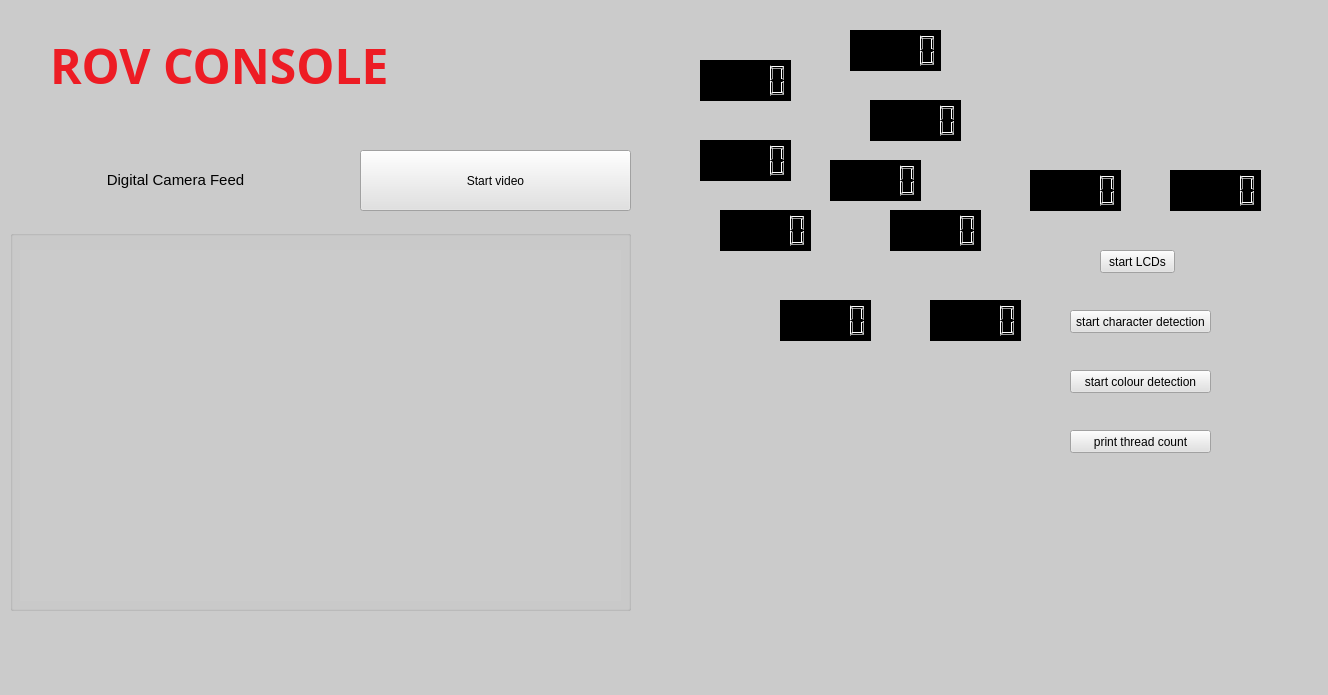
Naman311/ReconSubsea, file GUI/simple111.ui: the form before one commit.
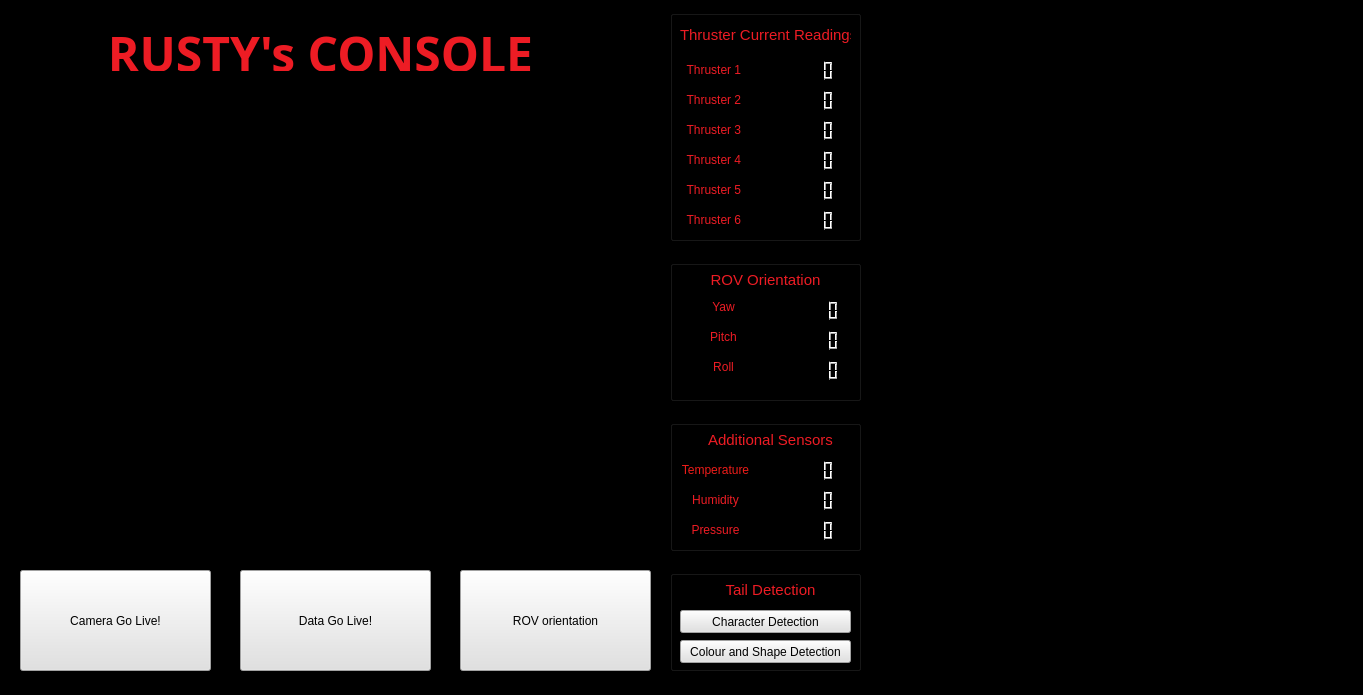
The form after the commit. Icons and pictures are not drawn.

What changed in the file:
```diff
--- a/GUI/simple111.ui
+++ b/GUI/simple111.ui
@@ -6,151 +6,258 @@
    <rect>
     <x>0</x>
     <y>0</y>
-    <width>1328</width>
+    <width>1363</width>
     <height>695</height>
    </rect>
   </property>
+  <property name="font">
+   <font>
+    <family>Magneto</family>
+    <weight>75</weight>
+    <bold>true</bold>
+   </font>
+  </property>
   <property name="windowTitle">
    <string>MainWindow</string>
   </property>
   <property name="styleSheet">
    <string notr="true">
-background-color: rgb(203, 203, 203);</string>
+background-color: rgb(0, 0, 0);</string>
   </property>
   <widget class="QWidget" name="centralwidget">
-   <widget class="QGroupBox" name="groupBox">
-    <property name="geometry">
-     <rect>
-      <x>10</x>
-      <y>230</y>
-      <width>621</width>
-      <height>381</height>
-     </rect>
-    </property>
-    <property name="sizePolicy">
-     <sizepolicy hsizetype="Preferred" vsizetype="Preferred">
-      <horstretch>0</horstretch>
-      <verstretch>0</verstretch>
-     </sizepolicy>
-    </property>
-    <property name="title">
-     <string/>
-    </property>
-    <widget class="QWidget" name="ImgWidget" native="true">
-     <property name="geometry">
-      <rect>
-       <x>10</x>
-       <y>20</y>
-       <width>601</width>
-       <height>351</height>
-      </rect>
-     </property>
-    </widget>
-   </widget>
    <widget class="QPushButton" name="startButton">
     <property name="geometry">
      <rect>
-      <x>360</x>
-      <y>150</y>
-      <width>271</width>
-      <height>61</height>
+      <x>20</x>
+      <y>570</y>
+      <width>191</width>
+      <height>101</height>
      </rect>
     </property>
     <property name="styleSheet">
      <string notr="true">background-color: rgb(225, 225, 225);</string>
     </property>
     <property name="text">
-     <string>Start video</string>
+     <string>Camera Go Live!</string>
     </property>
    </widget>
-   <widget class="QPushButton" name="pushButton">
+   <widget class="QGroupBox" name="groupBox_2">
     <property name="geometry">
      <rect>
-      <x>1100</x>
-      <y>250</y>
-      <width>75</width>
-      <height>23</height>
-     </rect>
-    </property>
-    <property name="styleSheet">
-     <string notr="true">background-color: rgb(225, 225, 225);</string>
-    </property>
-    <property name="text">
-     <string>start LCDs</string>
-    </property>
-   </widget>
-   <widget class="QLCDNumber" name="lcdNumber">
-    <property name="geometry">
-     <rect>
-      <x>1170</x>
-      <y>170</y>
-      <width>91</width>
-      <height>41</height>
-     </rect>
-    </property>
-    <property name="font">
-     <font>
-      <family>Magneto</family>
-      <weight>75</weight>
-      <bold>true</bold>
-     </font>
-    </property>
-    <property name="styleSheet">
-     <string notr="true">background-color: rgb(0, 0, 0);</string>
-    </property>
-   </widget>
-   <widget class="QPushButton" name="pushButton_2">
-    <property name="geometry">
-     <rect>
-      <x>1070</x>
-      <y>310</y>
-      <width>141</width>
-      <height>23</height>
-     </rect>
-    </property>
-    <property name="styleSheet">
-     <string notr="true">background-color: rgb(225, 225, 225);</string>
-    </property>
-    <property name="text">
-     <string>start character detection</string>
-    </property>
-   </widget>
-   <widget class="QPushButton" name="pushButton_3">
-    <property name="geometry">
-     <rect>
-      <x>1070</x>
-      <y>370</y>
-      <width>141</width>
-      <height>23</height>
-     </rect>
-    </property>
-    <property name="styleSheet">
-     <string notr="true">background-color: rgb(225, 225, 225);</string>
-    </property>
-    <property name="text">
-     <string>start colour detection</string>
-    </property>
-   </widget>
-   <widget class="QLCDNumber" name="lcdNumber_2">
-    <property name="geometry">
-     <rect>
-      <x>1030</x>
-      <y>170</y>
-      <width>91</width>
-      <height>41</height>
-     </rect>
-    </property>
-    <property name="styleSheet">
-     <string notr="true">background-color: rgb(0, 0, 0);</string>
-    </property>
-   </widget>
-   <widget class="QLabel" name="label">
-    <property name="geometry">
-     <rect>
-      <x>1020</x>
+      <x>670</x>
       <y>10</y>
-      <width>291</width>
-      <height>91</height>
+      <width>191</width>
+      <height>231</height>
+     </rect>
+    </property>
+    <property name="title">
+     <string/>
+    </property>
+    <widget class="QLCDNumber" name="lcdNumber">
+     <property name="geometry">
+      <rect>
+       <x>100</x>
+       <y>50</y>
+       <width>81</width>
+       <height>21</height>
+      </rect>
+     </property>
+     <property name="font">
+      <font>
+       <family>Magneto</family>
+       <weight>75</weight>
+       <bold>true</bold>
+      </font>
+     </property>
+     <property name="styleSheet">
+      <string notr="true">background-color: rgb(0, 0, 0);</string>
+     </property>
+    </widget>
+    <widget class="QLCDNumber" name="lcdNumber_2">
+     <property name="geometry">
+      <rect>
+       <x>100</x>
+       <y>80</y>
+       <width>81</width>
+       <height>21</height>
+      </rect>
+     </property>
+     <property name="styleSheet">
+      <string notr="true">background-color: rgb(0, 0, 0);</string>
+     </property>
+    </widget>
+    <widget class="QLCDNumber" name="lcdNumber_3">
+     <property name="geometry">
+      <rect>
+       <x>100</x>
+       <y>110</y>
+       <width>81</width>
+       <height>21</height>
+      </rect>
+     </property>
+     <property name="styleSheet">
+      <string notr="true">background-color: rgb(0, 0, 0);</string>
+     </property>
+    </widget>
+    <widget class="QLCDNumber" name="lcdNumber_4">
+     <property name="geometry">
+      <rect>
+       <x>100</x>
+       <y>140</y>
+       <width>81</width>
+       <height>21</height>
+      </rect>
+     </property>
+     <property name="styleSheet">
+      <string notr="true">background-color: rgb(0, 0, 0);</string>
+     </property>
+    </widget>
+    <widget class="QLCDNumber" name="lcdNumber_5">
+     <property name="geometry">
+      <rect>
+       <x>100</x>
+       <y>170</y>
+       <width>81</width>
+       <height>21</height>
+      </rect>
+     </property>
+     <property name="styleSheet">
+      <string notr="true">background-color: rgb(0, 0, 0);</string>
+     </property>
+    </widget>
+    <widget class="QLCDNumber" name="lcdNumber_12">
+     <property name="geometry">
+      <rect>
+       <x>100</x>
+       <y>200</y>
+       <width>81</width>
+       <height>21</height>
+      </rect>
+     </property>
+     <property name="styleSheet">
+      <string notr="true">background-color: rgb(0, 0, 0);</string>
+     </property>
+    </widget>
+    <widget class="QLabel" name="label_4">
+     <property name="geometry">
+      <rect>
+       <x>10</x>
+       <y>50</y>
+       <width>71</width>
+       <height>20</height>
+      </rect>
+     </property>
+     <property name="text">
+      <string>&lt;html&gt;&lt;head/&gt;&lt;body&gt;&lt;p&gt;&lt;span style=&quot; color:#ed1c24;&quot;&gt;Thruster 1  &lt;/span&gt;&lt;/p&gt;&lt;/body&gt;&lt;/html&gt;</string>
+     </property>
+     <property name="alignment">
+      <set>Qt::AlignCenter</set>
+     </property>
+    </widget>
+    <widget class="QLabel" name="label_5">
+     <property name="geometry">
+      <rect>
+       <x>10</x>
+       <y>80</y>
+       <width>71</width>
+       <height>20</height>
+      </rect>
+     </property>
+     <property name="text">
+      <string>&lt;html&gt;&lt;head/&gt;&lt;body&gt;&lt;p&gt;&lt;span style=&quot; color:#ed1c24;&quot;&gt;Thruster 2  &lt;/span&gt;&lt;/p&gt;&lt;/body&gt;&lt;/html&gt;</string>
+     </property>
+     <property name="alignment">
+      <set>Qt::AlignCenter</set>
+     </property>
+    </widget>
+    <widget class="QLabel" name="label_6">
+     <property name="geometry">
+      <rect>
+       <x>10</x>
+       <y>110</y>
+       <width>71</width>
+       <height>20</height>
+      </rect>
+     </property>
+     <property name="text">
+      <string>&lt;html&gt;&lt;head/&gt;&lt;body&gt;&lt;p&gt;&lt;span style=&quot; color:#ed1c24;&quot;&gt;Thruster 3 &lt;/span&gt;&lt;/p&gt;&lt;/body&gt;&lt;/html&gt;</string>
+     </property>
+     <property name="alignment">
+      <set>Qt::AlignCenter</set>
+     </property>
+    </widget>
+    <widget class="QLabel" name="label_7">
+     <property name="geometry">
+      <rect>
+       <x>10</x>
+       <y>140</y>
+       <width>71</width>
+       <height>20</height>
+      </rect>
+     </property>
+     <property name="text">
+      <string>&lt;html&gt;&lt;head/&gt;&lt;body&gt;&lt;p&gt;&lt;span style=&quot; color:#ed1c24;&quot;&gt;Thruster 4  &lt;/span&gt;&lt;/p&gt;&lt;/body&gt;&lt;/html&gt;</string>
+     </property>
+     <property name="alignment">
+      <set>Qt::AlignCenter</set>
+     </property>
+    </widget>
+    <widget class="QLabel" name="label_8">
+     <property name="geometry">
+      <rect>
+       <x>10</x>
+       <y>170</y>
+       <width>71</width>
+       <height>20</height>
+      </rect>
+     </property>
+     <property name="text">
+      <string>&lt;html&gt;&lt;head/&gt;&lt;body&gt;&lt;p&gt;&lt;span style=&quot; color:#ed1c24;&quot;&gt;Thruster 5  &lt;/span&gt;&lt;/p&gt;&lt;/body&gt;&lt;/html&gt;</string>
+     </property>
+     <property name="alignment">
+      <set>Qt::AlignCenter</set>
+     </property>
+    </widget>
+    <widget class="QLabel" name="label_9">
+     <property name="geometry">
+      <rect>
+       <x>10</x>
+       <y>200</y>
+       <width>71</width>
+       <height>20</height>
+      </rect>
+     </property>
+     <property name="text">
+      <string>&lt;html&gt;&lt;head/&gt;&lt;body&gt;&lt;p&gt;&lt;span style=&quot; color:#ed1c24;&quot;&gt;Thruster 6  &lt;/span&gt;&lt;/p&gt;&lt;/body&gt;&lt;/html&gt;</string>
+     </property>
+     <property name="alignment">
+      <set>Qt::AlignCenter</set>
+     </property>
+    </widget>
+   </widget>
+   <widget class="QLabel" name="label_10">
+    <property name="geometry">
+     <rect>
+      <x>680</x>
+      <y>20</y>
+      <width>171</width>
+      <height>31</height>
+     </rect>
+    </property>
+    <property name="text">
+     <string>&lt;html&gt;&lt;head/&gt;&lt;body&gt;&lt;p&gt;&lt;span style=&quot; font-size:11pt; color:#ed1c24;&quot;&gt;Thruster Current Readings&lt;/span&gt;&lt;/p&gt;&lt;/body&gt;&lt;/html&gt;</string>
+    </property>
+    <property name="alignment">
+     <set>Qt::AlignCenter</set>
+    </property>
+   </widget>
+   <widget class="QLabel" name="label">
+    <property name="geometry">
+     <rect>
+      <x>910</x>
+      <y>20</y>
+      <width>411</width>
+      <height>141</height>
      </rect>
     </property>
     <property name="text">
@@ -163,45 +270,190 @@
      <bool>true</bool>
     </property>
    </widget>
-   <widget class="QLabel" name="label_2">
+   <widget class="QGroupBox" name="groupBox_3">
     <property name="geometry">
      <rect>
-      <x>20</x>
-      <y>160</y>
-      <width>311</width>
-      <height>41</height>
+      <x>670</x>
+      <y>570</y>
+      <width>191</width>
+      <height>101</height>
      </rect>
     </property>
-    <property name="text">
-     <string>&lt;html&gt;&lt;head/&gt;&lt;body&gt;&lt;p&gt;&lt;span style=&quot; font-size:11pt; color:#000000;&quot;&gt;Digital Camera Feed&lt;/span&gt;&lt;/p&gt;&lt;/body&gt;&lt;/html&gt;</string>
+    <property name="title">
+     <string/>
     </property>
-    <property name="alignment">
-     <set>Qt::AlignCenter</set>
-    </property>
+    <widget class="QPushButton" name="pushButton_2">
+     <property name="geometry">
+      <rect>
+       <x>10</x>
+       <y>40</y>
+       <width>171</width>
+       <height>23</height>
+      </rect>
+     </property>
+     <property name="styleSheet">
+      <string notr="true">background-color: rgb(225, 225, 225);</string>
+     </property>
+     <property name="text">
+      <string>Character Detection</string>
+     </property>
+    </widget>
+    <widget class="QPushButton" name="pushButton_3">
+     <property name="geometry">
+      <rect>
+       <x>10</x>
+       <y>70</y>
+       <width>171</width>
+       <height>23</height>
+      </rect>
+     </property>
+     <property name="styleSheet">
+      <string notr="true">background-color: rgb(225, 225, 225);</string>
+     </property>
+     <property name="text">
+      <string>Colour and Shape Detection</string>
+     </property>
+    </widget>
+    <widget class="QLabel" name="label_11">
+     <property name="geometry">
+      <rect>
+       <x>20</x>
+       <y>10</y>
+       <width>161</width>
+       <height>20</height>
+      </rect>
+     </property>
+     <property name="text">
+      <string>&lt;html&gt;&lt;head/&gt;&lt;body&gt;&lt;p&gt;&lt;span style=&quot; font-size:11pt; color:#ed1c24;&quot;&gt;Tail Detection&lt;/span&gt;&lt;/p&gt;&lt;/body&gt;&lt;/html&gt;</string>
+     </property>
+     <property name="alignment">
+      <set>Qt::AlignCenter</set>
+     </property>
+    </widget>
    </widget>
-   <widget class="QPushButton" name="pushButton_4">
+   <widget class="QGroupBox" name="groupBox_4">
     <property name="geometry">
      <rect>
-      <x>1070</x>
-      <y>430</y>
-      <width>141</width>
-      <height>23</height>
+      <x>670</x>
+      <y>260</y>
+      <width>191</width>
+      <height>141</height>
      </rect>
     </property>
-    <property name="styleSheet">
-     <string notr="true">background-color: rgb(225, 225, 225);</string>
+    <property name="title">
+     <string/>
     </property>
-    <property name="text">
-     <string>print thread count</string>
-    </property>
+    <widget class="QLCDNumber" name="lcdNumber_6">
+     <property name="geometry">
+      <rect>
+       <x>120</x>
+       <y>40</y>
+       <width>51</width>
+       <height>21</height>
+      </rect>
+     </property>
+     <property name="styleSheet">
+      <string notr="true">background-color: rgb(0, 0, 0);</string>
+     </property>
+    </widget>
+    <widget class="QLCDNumber" name="lcdNumber_7">
+     <property name="geometry">
+      <rect>
+       <x>120</x>
+       <y>70</y>
+       <width>51</width>
+       <height>21</height>
+      </rect>
+     </property>
+     <property name="styleSheet">
+      <string notr="true">background-color: rgb(0, 0, 0);</string>
+     </property>
+    </widget>
+    <widget class="QLCDNumber" name="lcdNumber_8">
+     <property name="geometry">
+      <rect>
+       <x>120</x>
+       <y>100</y>
+       <width>51</width>
+       <height>21</height>
+      </rect>
+     </property>
+     <property name="styleSheet">
+      <string notr="true">background-color: rgb(0, 0, 0);</string>
+     </property>
+    </widget>
+    <widget class="QLabel" name="label_13">
+     <property name="geometry">
+      <rect>
+       <x>10</x>
+       <y>10</y>
+       <width>171</width>
+       <height>21</height>
+      </rect>
+     </property>
+     <property name="text">
+      <string>&lt;html&gt;&lt;head/&gt;&lt;body&gt;&lt;p&gt;&lt;span style=&quot; font-size:11pt; color:#ed1c24;&quot;&gt;ROV Orientation&lt;/span&gt;&lt;/p&gt;&lt;/body&gt;&lt;/html&gt;</string>
+     </property>
+     <property name="alignment">
+      <set>Qt::AlignCenter</set>
+     </property>
+    </widget>
+    <widget class="QLabel" name="label_12">
+     <property name="geometry">
+      <rect>
+       <x>30</x>
+       <y>40</y>
+       <width>47</width>
+       <height>13</height>
+      </rect>
+     </property>
+     <property name="text">
+      <string>&lt;html&gt;&lt;head/&gt;&lt;body&gt;&lt;p&gt;&lt;span style=&quot; color:#ed1c24;&quot;&gt;Yaw&lt;/span&gt;&lt;/p&gt;&lt;/body&gt;&lt;/html&gt;</string>
+     </property>
+     <property name="alignment">
+      <set>Qt::AlignCenter</set>
+     </property>
+    </widget>
+    <widget class="QLabel" name="label_14">
+     <property name="geometry">
+      <rect>
+       <x>30</x>
+       <y>70</y>
+       <width>47</width>
+       <height>13</height>
+      </rect>
+     </property>
+     <property name="text">
+      <string>&lt;html&gt;&lt;head/&gt;&lt;body&gt;&lt;p&gt;&lt;span style=&quot; color:#ed1c24;&quot;&gt;Pitch&lt;/span&gt;&lt;/p&gt;&lt;/body&gt;&lt;/html&gt;</string>
+     </property>
+     <property name="alignment">
+      <set>Qt::AlignCenter</set>
+     </property>
+    </widget>
+    <widget class="QLabel" name="label_15">
+     <property name="geometry">
+      <rect>
+       <x>30</x>
+       <y>100</y>
+       <width>47</width>
+       <height>13</height>
+      </rect>
+     </property>
+     <property name="text">
+      <string>&lt;html&gt;&lt;head/&gt;&lt;body&gt;&lt;p&gt;&lt;span style=&quot; color:#ed1c24;&quot;&gt;Roll&lt;/span&gt;&lt;/p&gt;&lt;/body&gt;&lt;/html&gt;</string>
+     </property>
+     <property name="alignment">
+      <set>Qt::AlignCenter</set>
+     </property>
+    </widget>
    </widget>
    <widget class="QLabel" name="label_3">
     <property name="geometry">
      <rect>
-      <x>50</x>
+      <x>20</x>
       <y>20</y>
       <width>601</width>
-      <height>91</height>
+      <height>51</height>
      </rect>
     </property>
     <property name="font">
@@ -212,125 +464,170 @@
      </font>
     </property>
     <property name="text">
-     <string>&lt;html&gt;&lt;head/&gt;&lt;body&gt;&lt;p&gt;&lt;span style=&quot; font-size:36pt; color:#ed1c24;&quot;&gt;ROV CONSOLE&lt;/span&gt;&lt;/p&gt;&lt;/body&gt;&lt;/html&gt;</string>
+     <string>&lt;html&gt;&lt;head/&gt;&lt;body&gt;&lt;p&gt;&lt;span style=&quot; font-size:36pt; color:#ed1c24;&quot;&gt;RUSTY's CONSOLE&lt;/span&gt;&lt;/p&gt;&lt;/body&gt;&lt;/html&gt;</string>
     </property>
-   </widget>
-   <widget class="QLCDNumber" name="lcdNumber_3">
-    <property name="geometry">
-     <rect>
-      <x>830</x>
-      <y>160</y>
-      <width>91</width>
-      <height>41</height>
-     </rect>
+    <property name="alignment">
+     <set>Qt::AlignCenter</set>
     </property>
-    <property name="styleSheet">
-     <string notr="true">background-color: rgb(0, 0, 0);</string>
-    </property>
    </widget>
-   <widget class="QLCDNumber" name="lcdNumber_4">
+   <widget class="QPushButton" name="pushButton">
     <property name="geometry">
      <rect>
-      <x>890</x>
-      <y>210</y>
-      <width>91</width>
-      <height>41</height>
+      <x>240</x>
+      <y>570</y>
+      <width>191</width>
+      <height>101</height>
      </rect>
     </property>
     <property name="styleSheet">
-     <string notr="true">background-color: rgb(0, 0, 0);</string>
+     <string notr="true">background-color: rgb(225, 225, 225);</string>
     </property>
-   </widget>
-   <widget class="QLCDNumber" name="lcdNumber_5">
-    <property name="geometry">
-     <rect>
-      <x>870</x>
-      <y>100</y>
-      <width>91</width>
-      <height>41</height>
-     </rect>
+    <property name="text">
+     <string>Data Go Live!</string>
     </property>
-    <property name="styleSheet">
-     <string notr="true">background-color: rgb(0, 0, 0);</string>
-    </property>
    </widget>
-   <widget class="QLCDNumber" name="lcdNumber_6">
+   <widget class="QPushButton" name="pushButton_4">
     <property name="geometry">
      <rect>
-      <x>720</x>
-      <y>210</y>
-      <width>91</width>
-      <height>41</height>
+      <x>460</x>
+      <y>570</y>
+      <width>191</width>
+      <height>101</height>
      </rect>
     </property>
     <property name="styleSheet">
-     <string notr="true">background-color: rgb(0, 0, 0);</string>
+     <string notr="true">background-color: rgb(225, 225, 225);</string>
     </property>
-   </widget>
-   <widget class="QLCDNumber" name="lcdNumber_7">
-    <property name="geometry">
-     <rect>
-      <x>930</x>
-      <y>300</y>
-      <width>91</width>
-      <height>41</height>
-     </rect>
+    <property name="text">
+     <string>ROV orientation</string>
     </property>
-    <property name="styleSheet">
-     <string notr="true">background-color: rgb(0, 0, 0);</string>
-    </property>
    </widget>
-   <widget class="QLCDNumber" name="lcdNumber_8">
+   <widget class="QWidget" name="ImgWidget" native="true">
     <property name="geometry">
      <rect>
-      <x>780</x>
-      <y>300</y>
-      <width>91</width>
-      <height>41</height>
+      <x>30</x>
+      <y>150</y>
+      <width>611</width>
+      <height>351</height>
      </rect>
     </property>
-    <property name="styleSheet">
-     <string notr="true">background-color: rgb(0, 0, 0);</string>
-    </property>
+    <zorder>pushButton</zorder>
    </widget>
-   <widget class="QLCDNumber" name="lcdNumber_9">
+   <widget class="QGroupBox" name="groupBox">
     <property name="geometry">
      <rect>
-      <x>850</x>
-      <y>30</y>
-      <width>91</width>
-      <height>41</height>
+      <x>670</x>
+      <y>420</y>
+      <width>191</width>
+      <height>131</height>
      </rect>
     </property>
-    <property name="styleSheet">
-     <string notr="true">background-color: rgb(0, 0, 0);</string>
+    <property name="title">
+     <string/>
     </property>
-   </widget>
-   <widget class="QLCDNumber" name="lcdNumber_10">
-    <property name="geometry">
-     <rect>
-      <x>700</x>
-      <y>60</y>
-      <width>91</width>
-      <height>41</height>
-     </rect>
-    </property>
-    <property name="styleSheet">
-     <string notr="true">background-color: rgb(0, 0, 0);</string>
-    </property>
-   </widget>
-   <widget class="QLCDNumber" name="lcdNumber_11">
-    <property name="geometry">
-     <rect>
-      <x>700</x>
-      <y>140</y>
-      <width>91</width>
-      <height>41</height>
-     </rect>
-    </property>
-    <property name="styleSheet">
-     <string notr="true">background-color: rgb(0, 0, 0);</string>
-    </property>
+    <widget class="QLCDNumber" name="lcdNumber_9">
+     <property name="geometry">
+      <rect>
+       <x>100</x>
+       <y>40</y>
+       <width>81</width>
+       <height>20</height>
+      </rect>
+     </property>
+     <property name="styleSheet">
+      <string notr="true">background-color: rgb(0, 0, 0);</string>
+     </property>
+    </widget>
+    <widget class="QLCDNumber" name="lcdNumber_10">
+     <property name="geometry">
+      <rect>
+       <x>100</x>
+       <y>70</y>
+       <width>81</width>
+       <height>21</height>
+      </rect>
+     </property>
+     <property name="styleSheet">
+      <string notr="true">background-color: rgb(0, 0, 0);</string>
+     </property>
+    </widget>
+    <widget class="QLCDNumber" name="lcdNumber_11">
+     <property name="geometry">
+      <rect>
+       <x>100</x>
+       <y>100</y>
+       <width>81</width>
+       <height>21</height>
+      </rect>
+     </property>
+     <property name="styleSheet">
+      <string notr="true">background-color: rgb(0, 0, 0);</string>
+     </property>
+    </widget>
+    <widget class="QLabel" name="label_16">
+     <property name="geometry">
+      <rect>
+       <x>10</x>
+       <y>40</y>
+       <width>71</width>
+       <height>21</height>
+      </rect>
+     </property>
+     <property name="text">
+      <string>&lt;html&gt;&lt;head/&gt;&lt;body&gt;&lt;p&gt;&lt;span style=&quot; color:#ed1c19;&quot;&gt;Temperature&lt;/span&gt;&lt;/p&gt;&lt;/body&gt;&lt;/html&gt;</string>
+     </property>
+     <property name="alignment">
+      <set>Qt::AlignCenter</set>
+     </property>
+    </widget>
+    <widget class="QLabel" name="label_17">
+     <property name="geometry">
+      <rect>
+       <x>10</x>
+       <y>100</y>
+       <width>71</width>
+       <height>21</height>
+      </rect>
+     </property>
+     <property name="text">
+      <string>&lt;html&gt;&lt;head/&gt;&lt;body&gt;&lt;p&gt;&lt;span style=&quot; color:#ed1c24;&quot;&gt;Pressure&lt;/span&gt;&lt;/p&gt;&lt;/body&gt;&lt;/html&gt;</string>
+     </property>
+     <property name="alignment">
+      <set>Qt::AlignCenter</set>
+     </property>
+    </widget>
+    <widget class="QLabel" name="label_18">
+     <property name="geometry">
+      <rect>
+       <x>10</x>
+       <y>70</y>
+       <width>71</width>
+       <height>21</height>
+      </rect>
+     </property>
+     <property name="text">
+      <string>&lt;html&gt;&lt;head/&gt;&lt;body&gt;&lt;p&gt;&lt;span style=&quot; color:#ed1c24;&quot;&gt;Humidity&lt;/span&gt;&lt;/p&gt;&lt;/body&gt;&lt;/html&gt;</string>
+     </property>
+     <property name="alignment">
+      <set>Qt::AlignCenter</set>
+     </property>
+    </widget>
+    <widget class="QLabel" name="label_19">
+     <property name="geometry">
+      <rect>
+       <x>20</x>
+       <y>10</y>
+       <width>161</width>
+       <height>20</height>
+      </rect>
+     </property>
+     <property name="text">
+      <string>&lt;html&gt;&lt;head/&gt;&lt;body&gt;&lt;p&gt;&lt;span style=&quot; font-size:11pt; color:#ed1c24;&quot;&gt;Additional Sensors&lt;/span&gt;&lt;/p&gt;&lt;/body&gt;&lt;/html&gt;</string>
+     </property>
+     <property name="alignment">
+      <set>Qt::AlignCenter</set>
+     </property>
+    </widget>
    </widget>
   </widget>
   <widget class="QMenuBar" name="menubar">
```
Left out of the diff: 2 changed lines with no effect on the pictures.
